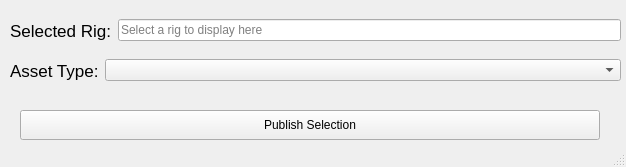
The window that aspenTools/python/source/aspen/blender/rigging/publish_rig/publishRig.ui (StudioAspen/Aspen-2025-2026) describes before a commit, drawn with Qt 5.
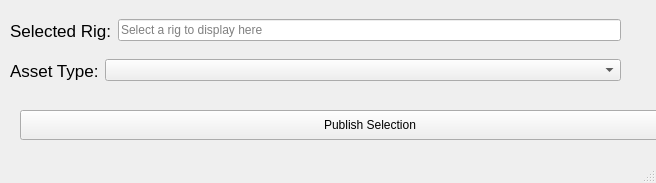
The same window after the commit.

Patch:
```diff
--- a/aspenTools/python/source/aspen/blender/rigging/publish_rig/publishRig.ui
+++ b/aspenTools/python/source/aspen/blender/rigging/publish_rig/publishRig.ui
@@ -6,8 +6,8 @@
    <rect>
     <x>0</x>
     <y>0</y>
-    <width>626</width>
-    <height>167</height>
+    <width>656</width>
+    <height>183</height>
    </rect>
   </property>
   <property name="windowTitle">
@@ -87,7 +87,7 @@
      <rect>
       <x>20</x>
       <y>110</y>
-      <width>580</width>
+      <width>700</width>
       <height>30</height>
      </rect>
     </property>
```
Left out of the diff: 6 changed lines with no effect on the pictures.
